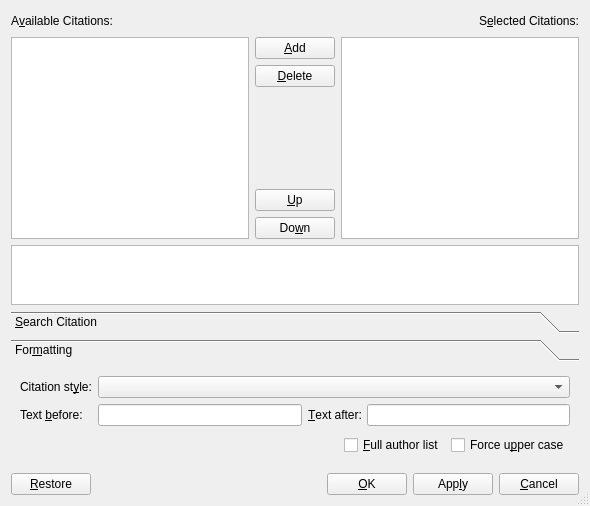
Old version of the form src/frontends/qt4/ui/CitationUi.ui in the repository cburschka/lyx.
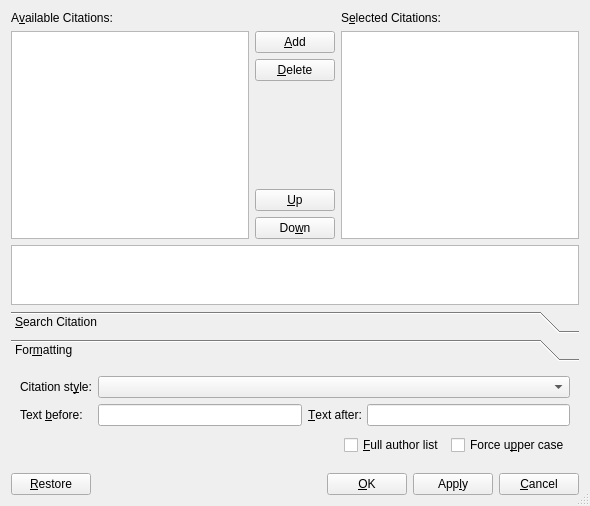
New version of the form. Icons and pictures are not drawn. Custom widgets are drawn as their Qt base class.

Commit message: CitationUi.ui: Align "Selected citations" label to the left

The edit to the form file:
```diff
--- a/src/frontends/qt4/ui/CitationUi.ui
+++ b/src/frontends/qt4/ui/CitationUi.ui
@@ -20,13 +20,11 @@
    <item row="0" column="0">
     <layout class="QVBoxLayout" name="verticalLayout_2">
      <item>
-      <layout class="QHBoxLayout">
-       <property name="spacing">
-        <number>6</number>
-       </property>
-       <property name="margin">
-        <number>0</number>
-       </property>
+      <layout class="QGridLayout" name="gridLayout">
+       <item row="0" column="0">
+        <layout class="QHBoxLayout" name="horizontalLayout">
+         <item>
+          <layout class="QVBoxLayout" name="verticalLayout_3">
        <item>
         <widget class="QLabel" name="availableKeysLA">
          <property name="text">
@@ -38,43 +36,19 @@
         </widget>
        </item>
        <item>
-        <spacer>
-         <property name="orientation">
-          <enum>Qt::Horizontal</enum>
-         </property>
-         <property name="sizeHint" stdset="0">
-          <size>
-           <width>71</width>
-           <height>20</height>
-          </size>
-         </property>
-        </spacer>
-       </item>
-       <item>
-        <widget class="QLabel" name="selectedKeysLA">
-         <property name="text">
-          <string>S&amp;elected Citations:</string>
-         </property>
-         <property name="buddy">
-          <cstring>selectedLV</cstring>
-         </property>
-        </widget>
-       </item>
-      </layout>
-     </item>
-     <item>
-      <layout class="QGridLayout" name="gridLayout">
-       <item row="0" column="0">
-        <layout class="QHBoxLayout" name="horizontalLayout">
-         <item>
           <widget class="QListView" name="availableLV">
            <property name="editTriggers">
             <set>QAbstractItemView::NoEditTriggers</set>
            </property>
           </widget>
          </item>
+          </layout>
+         </item>
          <item>
           <layout class="QVBoxLayout" name="verticalLayout">
+           <item>
+            <widget class="QLabel" name="spacerLA"/>
+           </item>
            <item>
             <widget class="QPushButton" name="addPB">
              <property name="toolTip">
@@ -165,6 +139,18 @@
           </layout>
          </item>
          <item>
+          <layout class="QVBoxLayout" name="verticalLayout_4">
+           <item>
+            <widget class="QLabel" name="selectedKeysLA">
+             <property name="text">
+              <string>S&amp;elected Citations:</string>
+             </property>
+             <property name="buddy">
+              <cstring>selectedLV</cstring>
+             </property>
+            </widget>
+           </item>
+           <item>
           <widget class="QListView" name="selectedLV">
            <property name="editTriggers">
             <set>QAbstractItemView::NoEditTriggers</set>
@@ -173,6 +159,8 @@
          </item>
         </layout>
        </item>
+        </layout>
+       </item>
        <item row="1" column="0">
         <widget class="QTextEdit" name="infoML">
          <property name="maximumSize">
@@ -432,7 +420,16 @@
          <property name="spacing">
           <number>6</number>
          </property>
-         <property name="margin">
+         <property name="leftMargin">
+          <number>0</number>
+         </property>
+         <property name="topMargin">
+          <number>0</number>
+         </property>
+         <property name="rightMargin">
+          <number>0</number>
+         </property>
+         <property name="bottomMargin">
           <number>0</number>
          </property>
          <item>
@@ -479,7 +476,16 @@
      <property name="spacing">
       <number>6</number>
      </property>
-     <property name="margin">
+     <property name="leftMargin">
+      <number>0</number>
+     </property>
+     <property name="topMargin">
+      <number>0</number>
+     </property>
+     <property name="rightMargin">
+      <number>0</number>
+     </property>
+     <property name="bottomMargin">
       <number>0</number>
      </property>
      <item>
```
Left out of the diff: 2 changed lines with no effect on the pictures. Lines whose indentation alone changed are shown as unchanged.
